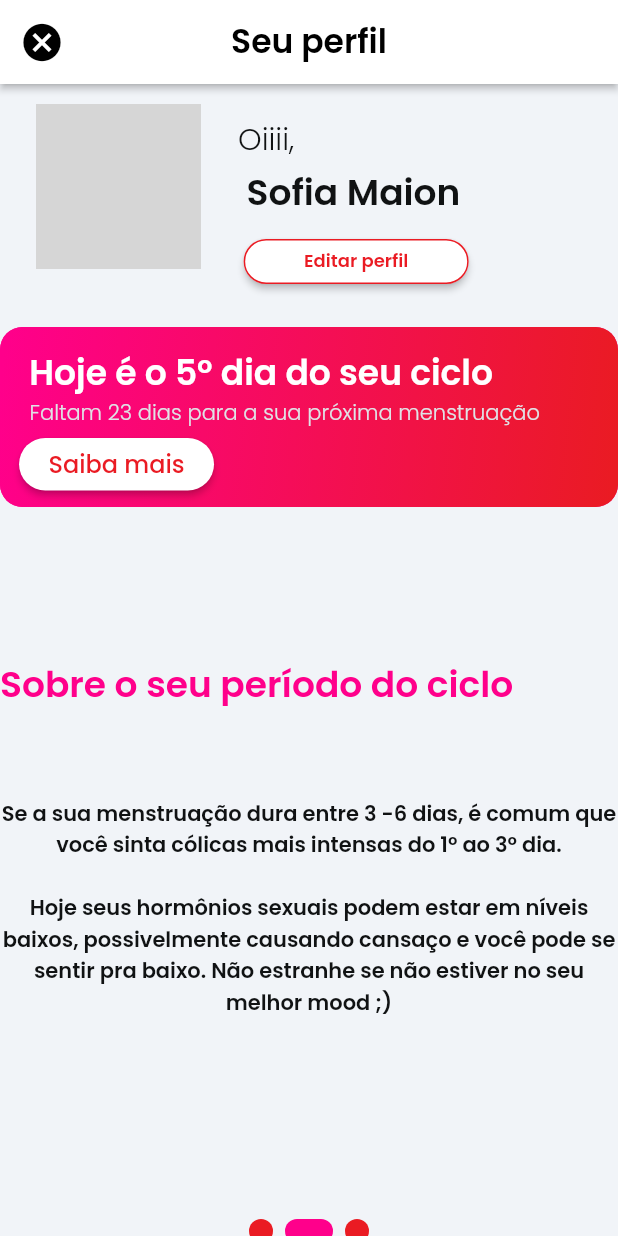
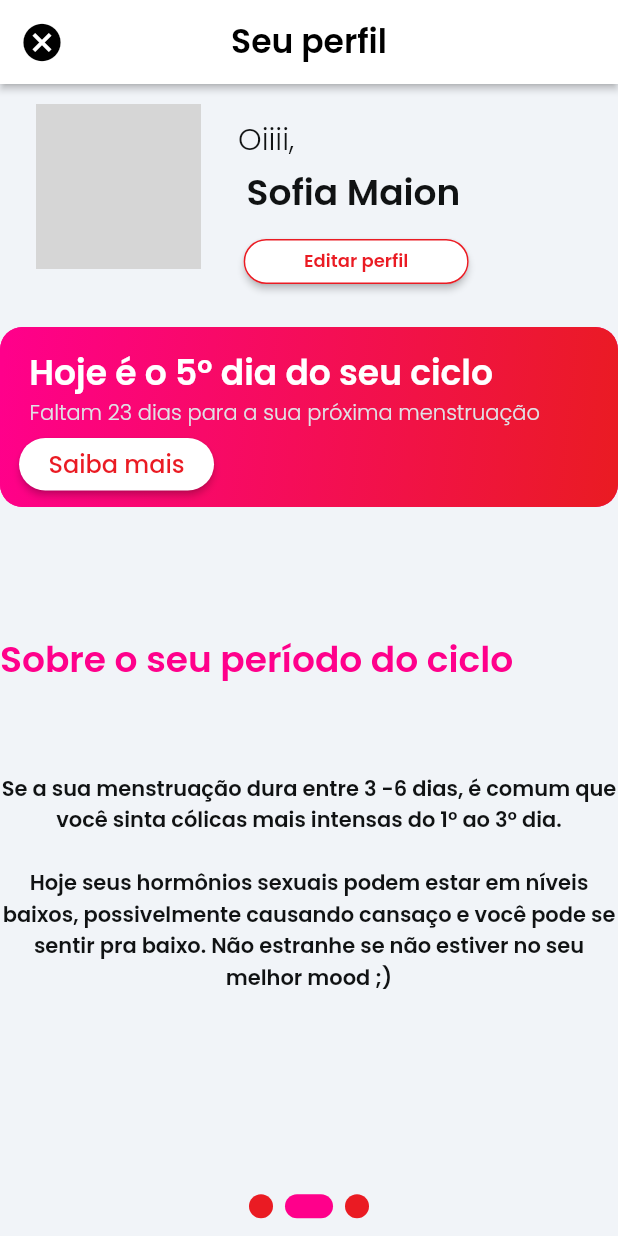
Before and after one commit to sofmaion/project_kira, a Flutter app: the PerfilWidget screen opened directly, swiped to page 2, on a phone screen of 412 x 824 dp. Run offline on Flutter 3.47's test engine with Material 2 defaults, Android fonts, the phone set to English and light mode, and no system bars; drawn by our look-alikes of auto_size_text, smooth_page_indicator; our stand-ins replace built_collection, built_value, cloud_firestore, easy_debounce, firebase_auth, firebase_core and 10 more; missing offline and left inert: json_path, youtube_plyr_iframe; accounts and stored records are empty; generated files the repository leaves out were written again; network calls fail; grey boxes are pictures that could not be loaded.

Commit message:
Fix perfil

```diff
--- a/lib/perfil/perfil_widget.dart
+++ b/lib/perfil/perfil_widget.dart
@@ -105,7 +105,7 @@ class _PerfilWidgetState extends State<PerfilWidget> {
                 ),
               ),
               Align(
-                alignment: AlignmentDirectional(0, 1.08),
+                alignment: AlignmentDirectional(0, 0.99),
                 child: Container(
                   width: double.infinity,
                   height: 400,
```
